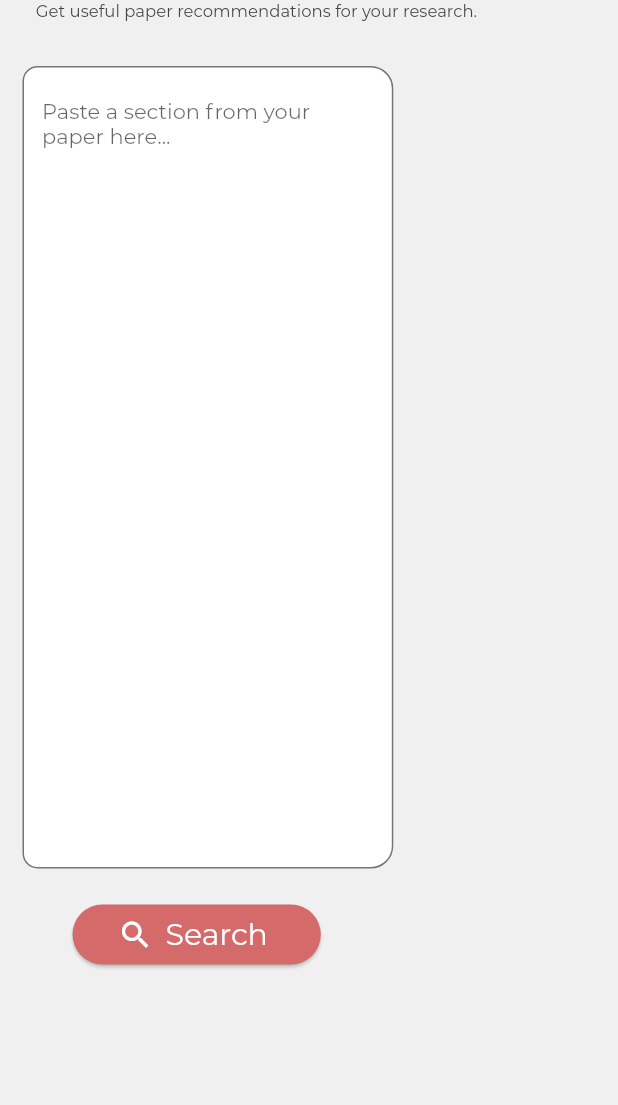
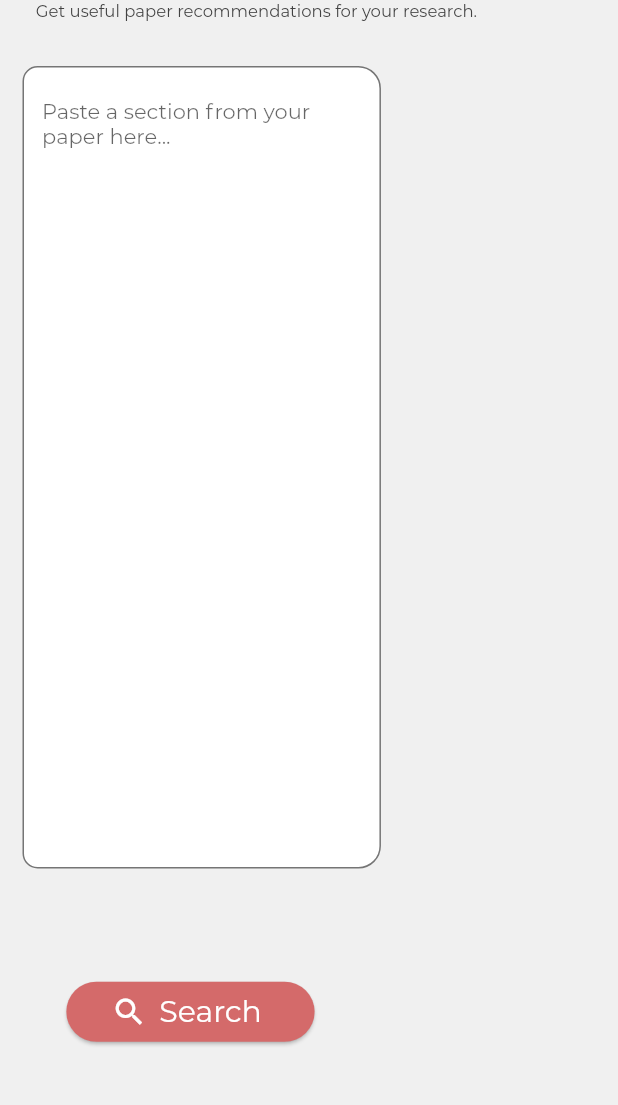
Before and after one commit to sebastiancelis98/CitationRexApp, a Flutter app: the screen it shows after launch, on a phone screen of 412 x 824 dp, the part 81-1186 px from its top. Run offline on Flutter 3.47's test engine with Material 2 defaults, Android fonts, the light colour scheme and no system bars.

Commit message:
Add a message for loading multiple queries

```diff
--- a/lib/main.dart
+++ b/lib/main.dart
@@ -49,7 +49,6 @@ class MyApp extends StatelessWidget {
 }
 
 class RootPage extends StatelessWidget {
-
   RootPage();
 
   @override
@@ -138,10 +137,12 @@ class _DynamicBodyState extends State<DynamicBody> {
               Column(
                 children: <Widget>[
                   AnimatedContainer(
-                    duration: Duration(seconds: 1),
+                    duration: Duration(milliseconds: 750),
                     curve: Curves.easeOutExpo,
                     margin: EdgeInsets.only(left: 15),
-                    width: MediaQuery.of(context).size.width * (expandedInput ? 60:44) / 100,
+                    width: MediaQuery.of(context).size.width *
+                        (expandedInput ? 58 : 44) /
+                        100,
                     decoration: BoxDecoration(
                       color: Colors.white,
                       border: Border.all(color: Colors.grey[600]),
@@ -156,7 +157,7 @@ class _DynamicBodyState extends State<DynamicBody> {
                       maxLines:
                           (MediaQuery.of(context).size.height ~/ 28).toInt(),
                       controller: _textController,
-                      cursorColor: Theme.of(context).secondaryHeaderColor,
+                      cursorColor: Colors.grey[850],
                       style: TextStyle(fontSize: 14, fontFamily: 'Montserrat'),
                       decoration: InputDecoration(
                           focusedBorder: OutlineInputBorder(
@@ -179,7 +180,9 @@ class _DynamicBodyState extends State<DynamicBody> {
                           hintText: 'Paste a section from your paper here...'),
                     ),
                   ),
-                  SizedBox(height: 20),
+                  Expanded(
+                    child: Container(),
+                  ),
                   Center(
                     child: RaisedButton.icon(
                       shape: RoundedRectangleBorder(
@@ -190,18 +193,18 @@ class _DynamicBodyState extends State<DynamicBody> {
                           EdgeInsets.symmetric(horizontal: 30, vertical: 8),
                       onPressed: () {
                         //TODO change to 15 words min when in production mode
-                        if (_textController.text.split(" ").length <
-                            (kReleaseMode ? 5 : 1)) {
+                        if (_textController.text.split(" ").length < 8 &&
+                            kReleaseMode) {
                           setState(() {
                             _errorText =
-                                'Please enter a sentence with 5 words or more!';
+                                'Please enter a sentence with 8 words or more!';
                           });
                           return;
                         }
                         if (_textController.text.split(" ").length < 15) {
                           setState(() {
                             _errorText =
-                                'Warning: Sentences with less than 15 words yield less accurate results...';
+                                'Warning: Sentences with less than 15 words provide less accurate results...';
                           });
                         } else {
                           _errorText = null;
@@ -246,6 +249,9 @@ class _DynamicBodyState extends State<DynamicBody> {
                         color: Colors.white,
                       ),
                     ),
+                  ),
+                  Expanded(
+                    child: Container(),
                   ),
                 ],
               ),
@@ -320,12 +326,13 @@ class _QuerySelectorState extends State<QuerySelector> {
                   Expanded(
                     child: Center(
                       child: Container(
-                          margin: EdgeInsets.symmetric(horizontal: 25),
-                          child: Text(
-                            selectedQuery,
-                            style: TextStyle(
-                                fontFamily: 'Montserrat', fontSize: 13),
-                          )),
+                        margin: EdgeInsets.symmetric(horizontal: 25),
+                        child: Text(
+                          selectedQuery,
+                          style:
+                              TextStyle(fontFamily: 'Montserrat', fontSize: 13),
+                        ),
+                      ),
                     ),
                   ),
                   Opacity(
@@ -469,7 +476,7 @@ class _QuerySelectorState extends State<QuerySelector> {
           ),
         ),
         SizedBox(
-          height: 10,
+          height: 5,
         ),
         RecList(query: selectedQuery),
         SizedBox(
@@ -494,7 +501,24 @@ class RecList extends StatelessWidget {
       return Container();
     }
     if (!queryData.recommendations.containsKey(query)) {
-      return Loading();
+      return Column(
+        children: [
+          SizedBox(
+            height: 15,
+          ),
+          Loading(),
+          SizedBox(
+            height: 15,
+          ),
+          queryData.queries.length > 4
+              ? Text('Multiple queries might take longer to load...',
+                  style: TextStyle(
+                    fontFamily: 'Montserrat',
+                    fontSize: 12,
+                  ))
+              : Container(),
+        ],
+      );
     }
     Set<Recommendation> recs = queryData.recommendations[query];
     if (recs.isEmpty) {
```
